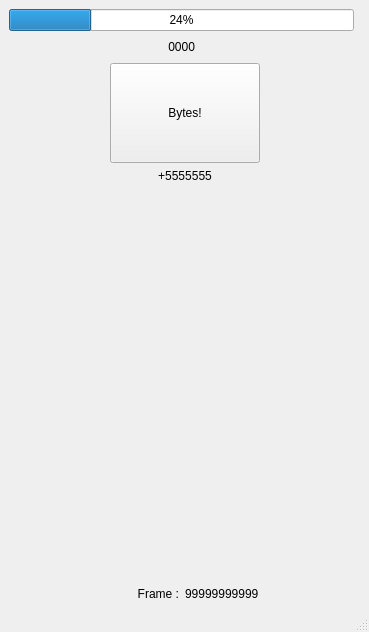
The window that Dev/Clients/QtClient/QtWindowClient/mainwindow.ui (Redoxee/AutoClicker) describes before a commit, drawn with Qt 5.
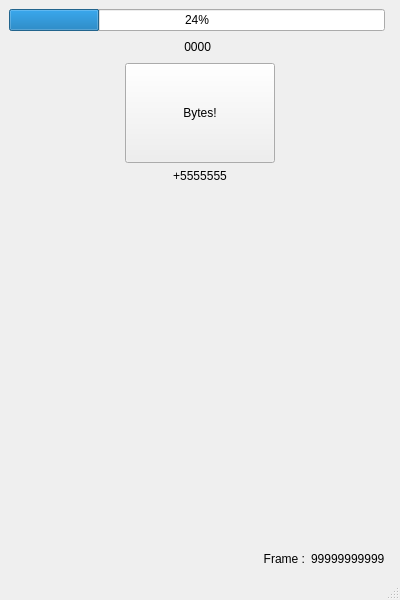
The same window after the commit.

Commit message: Working on the intro screen.

The edit to the form file:
```diff
--- a/Dev/Clients/QtClient/QtWindowClient/mainwindow.ui
+++ b/Dev/Clients/QtClient/QtWindowClient/mainwindow.ui
@@ -6,14 +6,30 @@
    <rect>
     <x>0</x>
     <y>0</y>
-    <width>369</width>
-    <height>632</height>
+    <width>400</width>
+    <height>600</height>
    </rect>
   </property>
   <widget class="QWidget" name="centralwidget">
+   <property name="autoFillBackground">
+    <bool>false</bool>
+   </property>
    <layout class="QGridLayout" name="gridLayout">
     <item row="13" column="0">
      <layout class="QHBoxLayout" name="FrameLayout">
+      <item>
+       <spacer name="horizontalSpacer_5">
+        <property name="orientation">
+         <enum>Qt::Horizontal</enum>
+        </property>
+        <property name="sizeHint" stdset="0">
+         <size>
+          <width>40</width>
+          <height>20</height>
+         </size>
+        </property>
+       </spacer>
+      </item>
       <item>
        <widget class="QLabel" name="FrameLabel">
         <property name="text">
```
Left out of the diff: 4 changed lines with no effect on the pictures. The commit also changes 4 other files.
